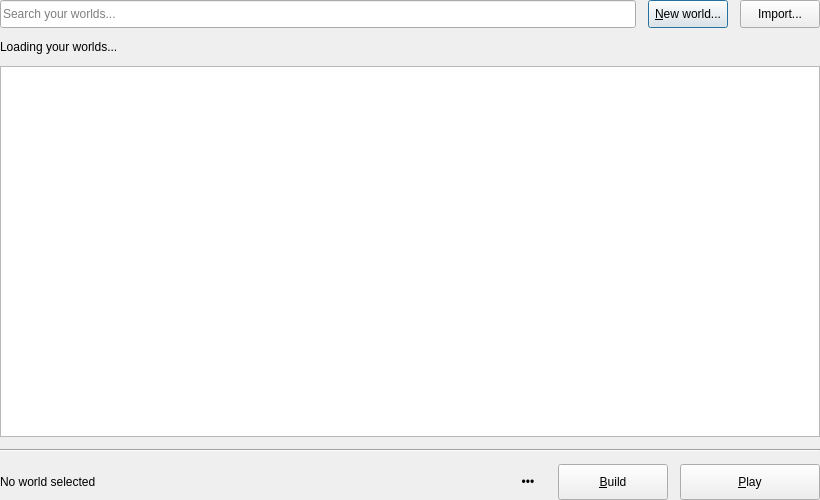
First picture: the form in worldsdialog.ui, repository imlildud/openkogama-linux, before the edit.
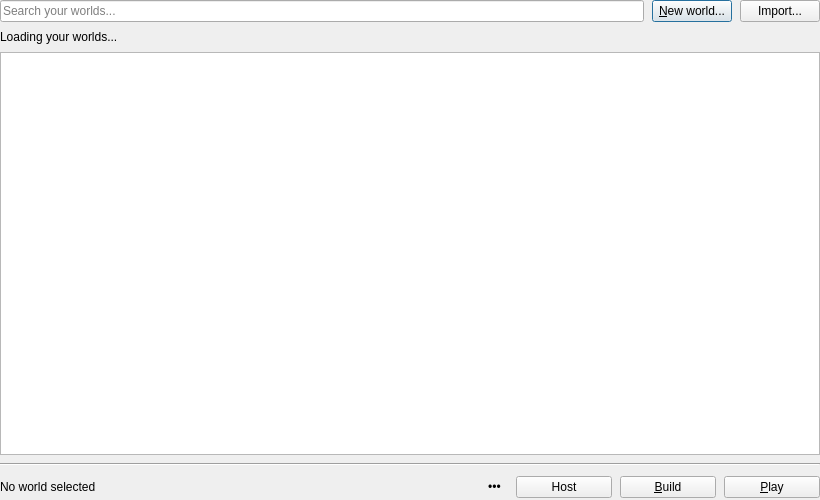
Second picture: the form after the edit.

Commit message: host next to play starts a world and shows its join code in a bar above the tabs, join with code on the servers tab connects to a hosted world without ports or https and keeps it in the list, discord shows what you play unless turned off in settings, and the whole launcher uses one text size and one control height without shortcut underlines

```diff
--- a/worldsdialog.ui
+++ b/worldsdialog.ui
@@ -43,7 +43,7 @@
         <number>0</number>
        </property>
        <property name="spacing">
-        <number>12</number>
+        <number>8</number>
        </property>
        <item>
         <layout class="QHBoxLayout" name="worldToolbar">
@@ -52,7 +52,7 @@
            <property name="minimumSize">
             <size>
              <width>0</width>
-             <height>28</height>
+             <height>0</height>
             </size>
            </property>
            <property name="placeholderText">
@@ -71,7 +71,7 @@
            <property name="minimumSize">
             <size>
              <width>0</width>
-             <height>28</height>
+             <height>0</height>
             </size>
            </property>
            <property name="text">
@@ -84,7 +84,7 @@
            <property name="minimumSize">
             <size>
              <width>0</width>
-             <height>28</height>
+             <height>0</height>
             </size>
            </property>
            <property name="text">
@@ -150,8 +150,8 @@
           <widget class="QToolButton" name="moreWorldButton">
            <property name="minimumSize">
             <size>
-             <width>36</width>
-             <height>36</height>
+             <width>26</width>
+             <height>26</height>
             </size>
            </property>
            <property name="toolTip">
@@ -168,12 +168,28 @@
            </property>
           </widget>
          </item>
+         <item>
+          <widget class="QPushButton" name="hostButton">
+           <property name="minimumSize">
+            <size>
+             <width>96</width>
+             <height>0</height>
+            </size>
+           </property>
+           <property name="toolTip">
+            <string>Play this world and let others join with a code</string>
+           </property>
+           <property name="text">
+            <string>Host</string>
+           </property>
+          </widget>
+         </item>
          <item>
           <widget class="QPushButton" name="buildButton">
            <property name="minimumSize">
             <size>
-             <width>110</width>
-             <height>36</height>
+             <width>96</width>
+             <height>0</height>
             </size>
            </property>
            <property name="text">
@@ -188,8 +204,8 @@
            </property>
            <property name="minimumSize">
             <size>
-             <width>140</width>
-             <height>36</height>
+             <width>96</width>
+             <height>0</height>
             </size>
            </property>
            <property name="text">
```
Left out of the diff: 16 changed lines with no effect on the pictures. The commit also changes 25 other files.
